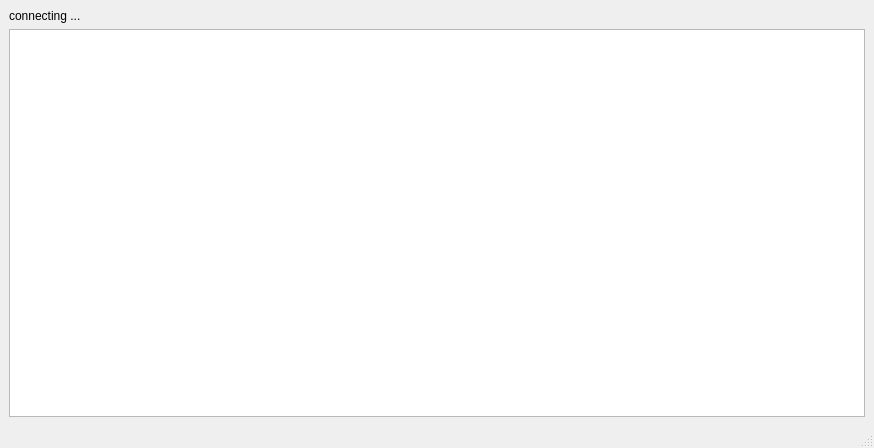
This is src/fr/luminous/pyqt/mainwindow.ui in Drusy/luminous-player as Qt 5 draws it before an edit. The edited form follows.
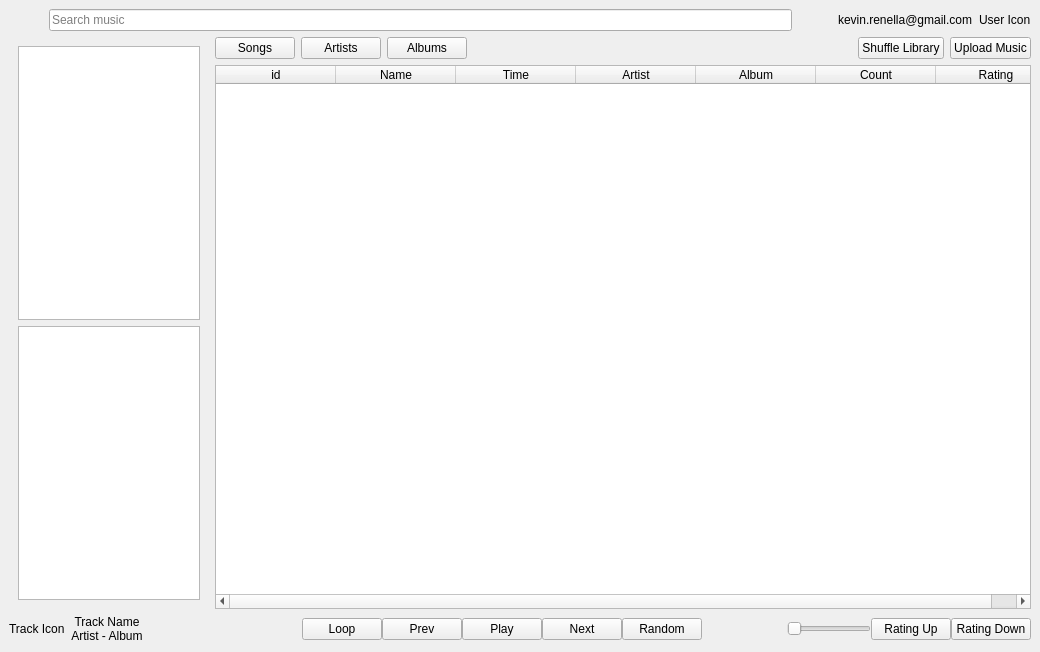
This is the edited form. Custom widgets are drawn as their Qt base class.

Commit message: Play music signals

```diff
--- a/src/fr/luminous/pyqt/mainwindow.ui
+++ b/src/fr/luminous/pyqt/mainwindow.ui
@@ -6,8 +6,8 @@
    <rect>
     <x>0</x>
     <y>0</y>
-    <width>874</width>
-    <height>448</height>
+    <width>1040</width>
+    <height>652</height>
    </rect>
   </property>
   <property name="windowTitle">
@@ -16,29 +16,397 @@
   <widget class="QWidget" name="centralwidget">
    <layout class="QVBoxLayout" name="verticalLayout">
     <item>
-     <widget class="QLabel" name="label">
-      <property name="text">
-       <string>connecting ...</string>
-      </property>
-     </widget>
+     <layout class="QHBoxLayout" name="horizontalLayout">
+      <item>
+       <spacer name="horizontalSpacer_2">
+        <property name="orientation">
+         <enum>Qt::Horizontal</enum>
+        </property>
+        <property name="sizeType">
+         <enum>QSizePolicy::Fixed</enum>
+        </property>
+        <property name="sizeHint" stdset="0">
+         <size>
+          <width>40</width>
+          <height>20</height>
+         </size>
+        </property>
+       </spacer>
+      </item>
+      <item>
+       <widget class="QLineEdit" name="searchEdit">
+        <property name="placeholderText">
+         <string>Search music</string>
+        </property>
+       </widget>
+      </item>
+      <item>
+       <spacer name="horizontalSpacer">
+        <property name="orientation">
+         <enum>Qt::Horizontal</enum>
+        </property>
+        <property name="sizeType">
+         <enum>QSizePolicy::Fixed</enum>
+        </property>
+        <property name="sizeHint" stdset="0">
+         <size>
+          <width>40</width>
+          <height>20</height>
+         </size>
+        </property>
+       </spacer>
+      </item>
+      <item>
+       <widget class="QLabel" name="userLogin">
+        <property name="text">
+         <string>kevin.renella@gmail.com</string>
+        </property>
+       </widget>
+      </item>
+      <item>
+       <widget class="QLabel" name="userIcon">
+        <property name="text">
+         <string>User Icon</string>
+        </property>
+       </widget>
+      </item>
+     </layout>
     </item>
     <item>
-     <widget class="QListWidget" name="listWidget"/>
+     <layout class="QHBoxLayout" name="horizontalLayout_4">
+      <item>
+       <widget class="QWidget" name="verticalWidget_2" native="true">
+        <property name="maximumSize">
+         <size>
+          <width>200</width>
+          <height>16777215</height>
+         </size>
+        </property>
+        <layout class="QVBoxLayout" name="verticalLayout_5">
+         <item>
+          <widget class="QListWidget" name="leftMenu"/>
+         </item>
+         <item>
+          <widget class="QListWidget" name="leftPlaylist"/>
+         </item>
+        </layout>
+       </widget>
+      </item>
+      <item>
+       <layout class="QVBoxLayout" name="verticalLayout_4">
+        <item>
+         <layout class="QHBoxLayout" name="horizontalLayout_5">
+          <item>
+           <widget class="QPushButton" name="songSelectionButton">
+            <property name="text">
+             <string>Songs</string>
+            </property>
+           </widget>
+          </item>
+          <item>
+           <widget class="QPushButton" name="artistsSelectionButton">
+            <property name="text">
+             <string>Artists</string>
+            </property>
+           </widget>
+          </item>
+          <item>
+           <widget class="QPushButton" name="albumsSelectionButton">
+            <property name="text">
+             <string>Albums</string>
+            </property>
+           </widget>
+          </item>
+          <item>
+           <spacer name="horizontalSpacer_3">
+            <property name="orientation">
+             <enum>Qt::Horizontal</enum>
+            </property>
+            <property name="sizeHint" stdset="0">
+             <size>
+              <width>40</width>
+              <height>20</height>
+             </size>
+            </property>
+           </spacer>
+          </item>
+          <item>
+           <widget class="QPushButton" name="shuffleLibraryButton">
+            <property name="text">
+             <string>Shuffle Library</string>
+            </property>
+           </widget>
+          </item>
+          <item>
+           <widget class="QPushButton" name="uploadMusicButton">
+            <property name="text">
+             <string>Upload Music</string>
+            </property>
+           </widget>
+          </item>
+         </layout>
+        </item>
+        <item>
+         <widget class="QTableWidget" name="mainTableWidget">
+          <property name="editTriggers">
+           <set>QAbstractItemView::NoEditTriggers</set>
+          </property>
+          <property name="showDropIndicator" stdset="0">
+           <bool>false</bool>
+          </property>
+          <property name="alternatingRowColors">
+           <bool>true</bool>
+          </property>
+          <property name="selectionMode">
+           <enum>QAbstractItemView::SingleSelection</enum>
+          </property>
+          <property name="selectionBehavior">
+           <enum>QAbstractItemView::SelectRows</enum>
+          </property>
+          <property name="verticalScrollMode">
+           <enum>QAbstractItemView::ScrollPerPixel</enum>
+          </property>
+          <property name="horizontalScrollMode">
+           <enum>QAbstractItemView::ScrollPerPixel</enum>
+          </property>
+          <property name="showGrid">
+           <bool>false</bool>
+          </property>
+          <property name="gridStyle">
+           <enum>Qt::NoPen</enum>
+          </property>
+          <property name="sortingEnabled">
+           <bool>true</bool>
+          </property>
+          <property name="cornerButtonEnabled">
+           <bool>false</bool>
+          </property>
+          <attribute name="horizontalHeaderDefaultSectionSize">
+           <number>120</number>
+          </attribute>
+          <attribute name="horizontalHeaderHighlightSections">
+           <bool>false</bool>
+          </attribute>
+          <attribute name="horizontalHeaderMinimumSectionSize">
+           <number>50</number>
+          </attribute>
+          <attribute name="horizontalHeaderShowSortIndicator" stdset="0">
+           <bool>true</bool>
+          </attribute>
+          <attribute name="horizontalHeaderStretchLastSection">
+           <bool>true</bool>
+          </attribute>
+          <attribute name="verticalHeaderVisible">
+           <bool>false</bool>
+          </attribute>
+          <attribute name="verticalHeaderHighlightSections">
+           <bool>false</bool>
+          </attribute>
+          <column>
+           <property name="text">
+            <string>id</string>
+           </property>
+          </column>
+          <column>
+           <property name="text">
+            <string>Name</string>
+           </property>
+          </column>
+          <column>
+           <property name="text">
+            <string>Time</string>
+           </property>
+          </column>
+          <column>
+           <property name="text">
+            <string>Artist</string>
+           </property>
+          </column>
+          <column>
+           <property name="text">
+            <string>Album</string>
+           </property>
+          </column>
+          <column>
+           <property name="text">
+            <string>Count</string>
+           </property>
+          </column>
+          <column>
+           <property name="text">
+            <string>Rating</string>
+           </property>
+          </column>
+         </widget>
+        </item>
+       </layout>
+      </item>
+     </layout>
+    </item>
+    <item>
+     <layout class="QHBoxLayout" name="horizontalLayout_2">
+      <item>
+       <widget class="QLabel" name="trackIcon">
+        <property name="text">
+         <string>Track Icon</string>
+        </property>
+       </widget>
+      </item>
+      <item>
+       <layout class="QVBoxLayout" name="verticalLayout_3">
+        <property name="spacing">
+         <number>0</number>
+        </property>
+        <item>
+         <widget class="Phonon::SeekSlider" name="musicSeeker">
+          <property name="maximumSize">
+           <size>
+            <width>16777215</width>
+            <height>15</height>
+           </size>
+          </property>
+         </widget>
+        </item>
+        <item>
+         <layout class="QHBoxLayout" name="horizontalLayout_3">
+          <item>
+           <layout class="QVBoxLayout" name="verticalLayout_2">
+            <item>
+             <widget class="QLabel" name="trackName">
+              <property name="text">
+               <string>Track Name</string>
+              </property>
+              <property name="alignment">
+               <set>Qt::AlignCenter</set>
+              </property>
+             </widget>
+            </item>
+            <item>
+             <widget class="QLabel" name="trackArtist">
+              <property name="text">
+               <string>Artist - Album</string>
+              </property>
+              <property name="alignment">
+               <set>Qt::AlignCenter</set>
+              </property>
+             </widget>
+            </item>
+           </layout>
+          </item>
+          <item>
+           <spacer name="horizontalSpacer_6">
+            <property name="orientation">
+             <enum>Qt::Horizontal</enum>
+            </property>
+            <property name="sizeType">
+             <enum>QSizePolicy::Fixed</enum>
+            </property>
+            <property name="sizeHint" stdset="0">
+             <size>
+              <width>75</width>
+              <height>20</height>
+             </size>
+            </property>
+           </spacer>
+          </item>
+          <item>
+           <spacer name="horizontalSpacer_5">
+            <property name="orientation">
+             <enum>Qt::Horizontal</enum>
+            </property>
+            <property name="sizeHint" stdset="0">
+             <size>
+              <width>40</width>
+              <height>20</height>
+             </size>
+            </property>
+           </spacer>
+          </item>
+          <item>
+           <widget class="QPushButton" name="loopButton">
+            <property name="text">
+             <string>Loop</string>
+            </property>
+           </widget>
+          </item>
+          <item>
+           <widget class="QPushButton" name="prevButton">
+            <property name="text">
+             <string>Prev</string>
+            </property>
+           </widget>
+          </item>
+          <item>
+           <widget class="QPushButton" name="playButton">
+            <property name="text">
+             <string>Play</string>
+            </property>
+           </widget>
+          </item>
+          <item>
+           <widget class="QPushButton" name="nextButton">
+            <property name="text">
+             <string>Next</string>
+            </property>
+           </widget>
+          </item>
+          <item>
+           <widget class="QPushButton" name="randomButton">
+            <property name="text">
+             <string>Random</string>
+            </property>
+           </widget>
+          </item>
+          <item>
+           <spacer name="horizontalSpacer_4">
+            <property name="orientation">
+             <enum>Qt::Horizontal</enum>
+            </property>
+            <property name="sizeHint" stdset="0">
+             <size>
+              <width>40</width>
+              <height>20</height>
+             </size>
+            </property>
+           </spacer>
+          </item>
+          <item>
+           <widget class="QSlider" name="soundSeeker">
+            <property name="orientation">
+             <enum>Qt::Horizontal</enum>
+            </property>
+           </widget>
+          </item>
+          <item>
+           <widget class="QPushButton" name="pushButton_3">
+            <property name="text">
+             <string>Rating Up</string>
+            </property>
+           </widget>
+          </item>
+          <item>
+           <widget class="QPushButton" name="pushButton_4">
+            <property name="text">
+             <string>Rating Down</string>
+            </property>
+           </widget>
+          </item>
+         </layout>
+        </item>
+       </layout>
+      </item>
+     </layout>
     </item>
    </layout>
   </widget>
-  <widget class="QMenuBar" name="menubar">
-   <property name="geometry">
-    <rect>
-     <x>0</x>
-     <y>0</y>
-     <width>874</width>
-     <height>21</height>
-    </rect>
-   </property>
-  </widget>
-  <widget class="QStatusBar" name="statusbar"/>
  </widget>
+ <customwidgets>
+  <customwidget>
+   <class>Phonon::SeekSlider</class>
+   <extends>QWidget</extends>
+   <header location="global">phonon/seekslider.h</header>
+  </customwidget>
+ </customwidgets>
  <resources/>
  <connections/>
 </ui>
```
Left out of the diff: 2 changed lines with no effect on the pictures. The commit also changes 5 other files.
